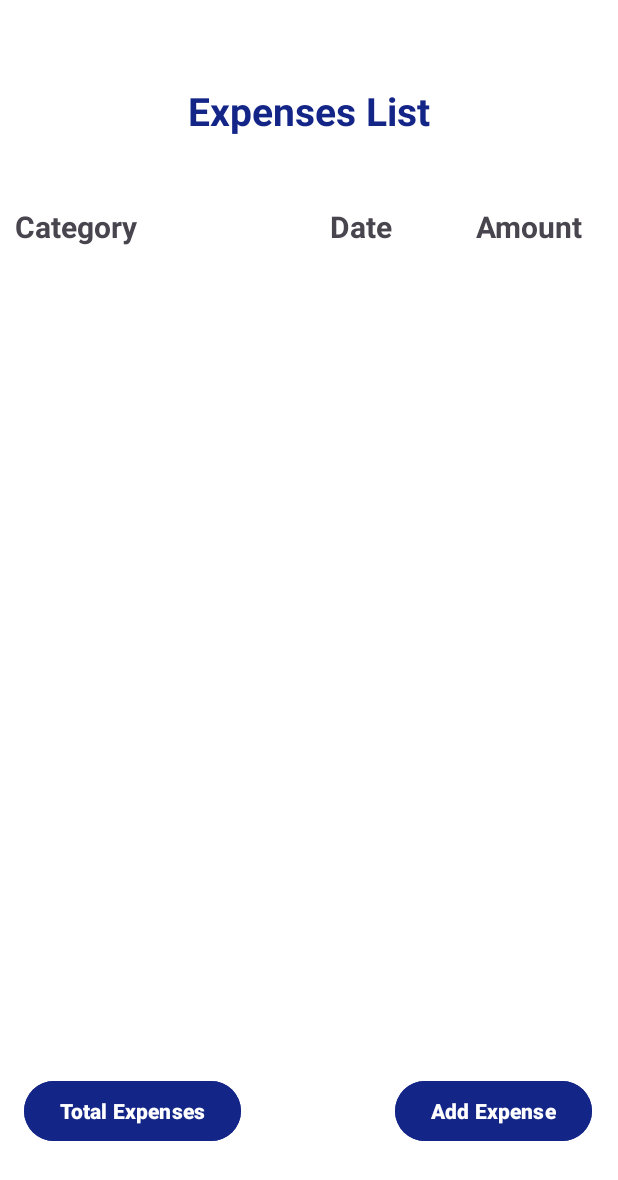
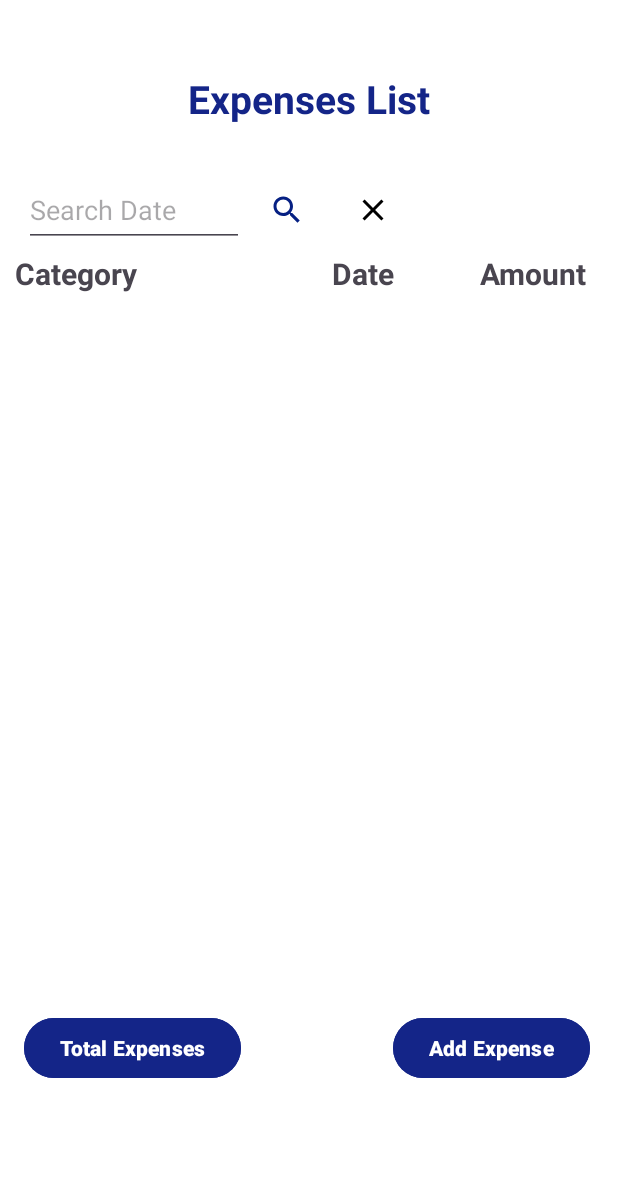
Before and after one commit to ThariiEranga/Budget_Buddy, an Android app: the MainActivity screen opened directly, with no data from a screen before it, on a phone screen of 412 x 824 dp. Shown: the top 1180 px of the screen. Run offline under Robolectric (Android 15) with nearby library versions, the phone set to English and light mode, and no system bars; our stand-ins replace Room's generated code.

Commit message:
with crud operations

```diff
--- a/app/src/main/java/com/example/budgetbuddy/Database/BudgetBuddyDao.kt
+++ b/app/src/main/java/com/example/budgetbuddy/Database/BudgetBuddyDao.kt
@@ -21,4 +21,7 @@ interface BudgetBuddyDao {
     @Query("SELECT * FROM BudgetBuddy")
     fun getAllBudgetBuddyItems():List<BudgetBuddy>
 
+    @Query("SELECT * FROM BudgetBuddy WHERE Date = :date")
+    suspend fun getExpensesByDate(date: String): List<BudgetBuddy>
+
 }
--- a/app/src/main/java/com/example/budgetbuddy/Database/BudgetBuddyRepository.kt
+++ b/app/src/main/java/com/example/budgetbuddy/Database/BudgetBuddyRepository.kt
@@ -12,6 +12,9 @@ class BudgetBuddyRepository(
 
     fun getAllBudgetBuddyItems(): List<BudgetBuddy> =
         db.getBudgetBuddyDao().getAllBudgetBuddyItems()
+
+    suspend fun getExpensesByDate(date: String): List<BudgetBuddy> =
+        db.getBudgetBuddyDao().getExpensesByDate(date)
     companion object {
         @Volatile
         private var INSTANCE: BudgetBuddyRepository? = null
--- a/app/src/main/java/com/example/budgetbuddy/MainActivity.kt
+++ b/app/src/main/java/com/example/budgetbuddy/MainActivity.kt
@@ -1,13 +1,14 @@
 package com.example.budgetbuddy
 
 import android.content.Intent
+import android.media.Image
 import android.os.Bundle
 import android.widget.Button
+import android.widget.EditText
+import android.widget.ImageButton
 import androidx.activity.enableEdgeToEdge
 import androidx.appcompat.app.AlertDialog
 import androidx.appcompat.app.AppCompatActivity
-import androidx.core.view.ViewCompat
-import androidx.core.view.WindowInsetsCompat
 import androidx.recyclerview.widget.LinearLayoutManager
 import androidx.recyclerview.widget.RecyclerView
 import com.example.budgetbuddy.Database.BudgetBuddyDB
@@ -25,6 +26,10 @@ class MainActivity : AppCompatActivity() {
         super.onCreate(savedInstanceState)
         enableEdgeToEdge()
         setContentView(R.layout.activity_main)
+
+        val searchdate:EditText = findViewById(R.id.searchDate)
+        val SearchBtn:ImageButton = findViewById(R.id.SearchBtn)
+        val CancelBtn:ImageButton = findViewById(R.id.CancelBtn)
 
         val recyclerView: RecyclerView = findViewById(R.id.rvExpenses)
         recyclerView.layoutManager = LinearLayoutManager(this)
@@ -53,6 +58,18 @@ class MainActivity : AppCompatActivity() {
         totBtn.setOnClickListener {
             showTotalExpensesDialog()
         }
+        SearchBtn.setOnClickListener {
+            val searchDate = searchdate.text.toString()
+            searchExpenses(searchDate)
+        }
+
+        CancelBtn.setOnClickListener {
+            // Clear the search date field
+            searchdate.text.clear()
+            // Reload all expenses
+            searchExpenses("")
+        }
+
     }
     private fun showTotalExpensesDialog() {
         val totalAmount = calculateTotalExpenses()
@@ -75,4 +92,17 @@ class MainActivity : AppCompatActivity() {
         }
         return total.toString()
     }
+
+    private fun searchExpenses(date: String) {
+        GlobalScope.launch {
+            val data = if (date.isNotEmpty()) {
+                budgetBuddyRepository.getExpensesByDate(date)
+            } else {
+                budgetBuddyRepository.getAllBudgetBuddyItems()
+            }
+            withContext(Dispatchers.Main) {
+                adapter.updateData(data)
+            }
+        }
+    }
 }
--- /dev/null
+++ b/app/src/main/res/drawable/baseline_clear_24.xml
@@ -0,0 +1,5 @@
+<vector xmlns:android="http://schemas.android.com/apk/res/android" android:height="24dp" android:tint="#000000" android:viewportHeight="24" android:viewportWidth="24" android:width="24dp">
+
+    <path android:fillColor="@android:color/white" android:pathData="M19,6.41L17.59,5 12,10.59 6.41,5 5,6.41 10.59,12 5,17.59 6.41,19 12,13.41 17.59,19 19,17.59 13.41,12z"/>
+
+</vector>
--- a/app/src/main/res/drawable/delete.xml
+++ b/app/src/main/res/drawable/delete.xml
@@ -1,4 +1,4 @@
-<vector xmlns:android="http://schemas.android.com/apk/res/android" android:height="24dp" android:tint="#000000" android:viewportHeight="24" android:viewportWidth="24" android:width="24dp">
+<vector xmlns:android="http://schemas.android.com/apk/res/android" android:height="24dp" android:tint="#FF0000" android:viewportHeight="24" android:viewportWidth="24" android:width="24dp">
 
     <path android:fillColor="@android:color/white" android:pathData="M6,19c0,1.1 0.9,2 2,2h8c1.1,0 2,-0.9 2,-2V7H6v12zM19,4h-3.5l-1,-1h-5l-1,1H5v2h14V4z"/>
 
--- a/app/src/main/res/drawable/edit.xml
+++ b/app/src/main/res/drawable/edit.xml
@@ -1,4 +1,4 @@
-<vector xmlns:android="http://schemas.android.com/apk/res/android" android:height="24dp" android:tint="#000000" android:viewportHeight="24" android:viewportWidth="24" android:width="24dp">
+<vector xmlns:android="http://schemas.android.com/apk/res/android" android:height="24dp" android:tint="#4CAF50" android:viewportHeight="24" android:viewportWidth="24" android:width="24dp">
 
     <path android:fillColor="@android:color/white" android:pathData="M3,17.25V21h3.75L17.81,9.94l-3.75,-3.75L3,17.25zM20.71,7.04c0.39,-0.39 0.39,-1.02 0,-1.41l-2.34,-2.34c-0.39,-0.39 -1.02,-0.39 -1.41,0l-1.83,1.83 3.75,3.75 1.83,-1.83z"/>
 
--- /dev/null
+++ b/app/src/main/res/drawable/search.xml
@@ -0,0 +1,5 @@
+<vector xmlns:android="http://schemas.android.com/apk/res/android" android:height="24dp" android:tint="#062083" android:viewportHeight="24" android:viewportWidth="24" android:width="24dp">
+
+    <path android:fillColor="@android:color/white" android:pathData="M15.5,14h-0.79l-0.28,-0.27C15.41,12.59 16,11.11 16,9.5 16,5.91 13.09,3 9.5,3S3,5.91 3,9.5 5.91,16 9.5,16c1.61,0 3.09,-0.59 4.23,-1.57l0.27,0.28v0.79l5,4.99L20.49,19l-4.99,-5zM9.5,14C7.01,14 5,11.99 5,9.5S7.01,5 9.5,5 14,7.01 14,9.5 11.99,14 9.5,14z"/>
+
+</vector>
--- a/app/src/main/res/layout/activity_main.xml
+++ b/app/src/main/res/layout/activity_main.xml
@@ -11,10 +11,14 @@
     <FrameLayout
         android:id="@+id/frameLayout"
         android:layout_width="match_parent"
-        android:layout_height="490dp"
+        android:layout_height="445dp"
+        android:layout_marginTop="5dp"
+        app:layout_constraintBottom_toBottomOf="parent"
         app:layout_constraintEnd_toEndOf="parent"
+        app:layout_constraintHorizontal_bias="0.0"
         app:layout_constraintStart_toStartOf="parent"
-        app:layout_constraintTop_toBottomOf="@+id/linearLayout2">
+        app:layout_constraintTop_toBottomOf="@+id/linearLayout2"
+        app:layout_constraintVertical_bias="0.019">
 
         <androidx.recyclerview.widget.RecyclerView
             android:id="@+id/rvExpenses"
@@ -28,37 +32,38 @@
         android:layout_width="wrap_content"
         android:layout_height="wrap_content"
         android:layout_marginStart="16dp"
-        android:layout_marginTop="20dp"
-        android:layout_marginBottom="32dp"
+        android:layout_marginTop="10dp"
         android:backgroundTint="@color/Btn"
         android:text="@string/Totbtn"
         android:textColor="@color/white"
         android:textStyle="bold"
         app:layout_constraintBottom_toBottomOf="parent"
         app:layout_constraintStart_toStartOf="parent"
-        app:layout_constraintTop_toBottomOf="@+id/frameLayout" />
+        app:layout_constraintTop_toBottomOf="@+id/frameLayout"
+        app:layout_constraintVertical_bias="0.0" />
 
     <Button
         android:id="@+id/AddBtn"
         android:layout_width="wrap_content"
         android:layout_height="wrap_content"
         android:layout_marginStart="101dp"
-        android:layout_marginTop="20dp"
+        android:layout_marginTop="10dp"
         android:layout_marginEnd="16dp"
-        android:layout_marginBottom="32dp"
         android:backgroundTint="@color/Btn"
         android:text="@string/addexpense"
         android:textStyle="bold"
         app:layout_constraintBottom_toBottomOf="parent"
         app:layout_constraintEnd_toEndOf="parent"
+        app:layout_constraintHorizontal_bias="0.0"
         app:layout_constraintStart_toEndOf="@+id/TotBtn"
-        app:layout_constraintTop_toBottomOf="@+id/frameLayout" />
+        app:layout_constraintTop_toBottomOf="@+id/frameLayout"
+        app:layout_constraintVertical_bias="0.0" />
 
     <TextView
         android:id="@+id/textView3"
         android:layout_width="wrap_content"
         android:layout_height="wrap_content"
-        android:layout_marginTop="56dp"
+        android:layout_marginTop="48dp"
         android:text="@string/list"
         android:textColor="@color/Btn"
         android:textSize="26sp"
@@ -69,14 +74,14 @@
 
     <LinearLayout
         android:id="@+id/linearLayout2"
-        android:layout_width="409dp"
+        android:layout_width="match_parent"
         android:layout_height="42dp"
-        android:layout_marginTop="46dp"
+        android:layout_marginTop="4dp"
         android:orientation="horizontal"
         app:layout_constraintEnd_toEndOf="parent"
         app:layout_constraintHorizontal_bias="0.0"
         app:layout_constraintStart_toStartOf="parent"
-        app:layout_constraintTop_toBottomOf="@+id/textView3">
+        app:layout_constraintTop_toBottomOf="@+id/linearLayout3">
 
         <TextView
             android:id="@+id/textView4"
@@ -109,4 +114,43 @@
             android:textStyle="bold" />
     </LinearLayout>
 
+    <LinearLayout
+        android:id="@+id/linearLayout3"
+        android:layout_width="261dp"
+        android:layout_height="49dp"
+        android:layout_marginTop="32dp"
+        android:orientation="horizontal"
+        app:layout_constraintEnd_toEndOf="parent"
+        app:layout_constraintHorizontal_bias="0.106"
+        app:layout_constraintStart_toStartOf="parent"
+        app:layout_constraintTop_toBottomOf="@+id/textView3">
+
+        <EditText
+            android:id="@+id/searchDate"
+            android:layout_width="138dp"
+            android:layout_height="match_parent"
+            android:layout_weight="1"
+            android:ems="10"
+            android:hint="@string/searchdate"
+            android:inputType="text" />
+
+        <ImageButton
+            android:id="@+id/SearchBtn"
+            android:layout_width="wrap_content"
+            android:layout_height="match_parent"
+            android:layout_weight="1"
+            android:backgroundTint="@color/white"
+            android:contentDescription="search"
+            android:src="@drawable/search" />
+
+        <ImageButton
+            android:id="@+id/CancelBtn"
+            android:layout_width="wrap_content"
+            android:layout_height="match_parent"
+            android:layout_weight="1"
+            android:backgroundTint="@color/white"
+            android:contentDescription="clear"
+            android:src="@drawable/baseline_clear_24" />
+    </LinearLayout>
+
 </androidx.constraintlayout.widget.ConstraintLayout>
--- a/app/src/main/res/values/strings.xml
+++ b/app/src/main/res/values/strings.xml
@@ -13,4 +13,5 @@
     <string name="update">Update</string>
     <string name="back">Back To Expenses</string>
     <string name="Updateex">Update Expense</string>
+    <string name="searchdate">Search Date</string>
 </resources>
```
Also changed, not shown: app/src/main/res/layout/viewitem.xml (+1 -29 lines).
